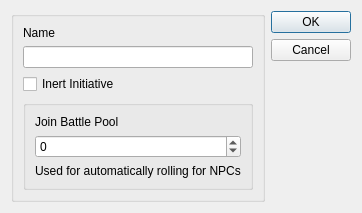
The window that lib/new_character_ui.ui (ErikSeguinte/ex-3e-tracker-Python) describes before a commit, drawn with Qt 5.
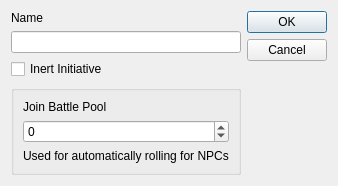
The same window after the commit.

```diff
--- a/lib/new_character_ui.ui
+++ b/lib/new_character_ui.ui
@@ -6,8 +6,8 @@
    <rect>
     <x>0</x>
     <y>0</y>
-    <width>322</width>
-    <height>196</height>
+    <width>304</width>
+    <height>166</height>
    </rect>
   </property>
   <property name="windowTitle">
@@ -15,14 +15,7 @@
   </property>
   <layout class="QHBoxLayout" name="horizontalLayout">
    <item>
-    <widget class="QGroupBox" name="groupBox">
-     <property name="title">
-      <string/>
-     </property>
-     <property name="flat">
-      <bool>true</bool>
-     </property>
-     <layout class="QVBoxLayout" name="verticalLayout">
+    <layout class="QVBoxLayout" name="verticalLayout_3">
       <item>
        <widget class="QLabel" name="label">
         <property name="text">
@@ -43,19 +36,6 @@
         </property>
        </widget>
       </item>
-      <item>
-       <spacer name="verticalSpacer">
-        <property name="orientation">
-         <enum>Qt::Vertical</enum>
-        </property>
-        <property name="sizeHint" stdset="0">
-         <size>
-          <width>20</width>
-          <height>40</height>
-         </size>
-        </property>
-       </spacer>
-      </item>
       <item>
        <widget class="QGroupBox" name="groupBox_3">
         <property name="title">
@@ -86,21 +66,7 @@
         </layout>
        </widget>
       </item>
-      <item>
-       <spacer name="verticalSpacer_2">
-        <property name="orientation">
-         <enum>Qt::Vertical</enum>
-        </property>
-        <property name="sizeHint" stdset="0">
-         <size>
-          <width>20</width>
-          <height>40</height>
-         </size>
-        </property>
-       </spacer>
-      </item>
-     </layout>
-    </widget>
+    </layout>
    </item>
    <item>
     <widget class="QDialogButtonBox" name="buttonBox">
```
Left out of the diff: 2 changed lines with no effect on the pictures. Lines whose indentation alone changed are shown as unchanged.
